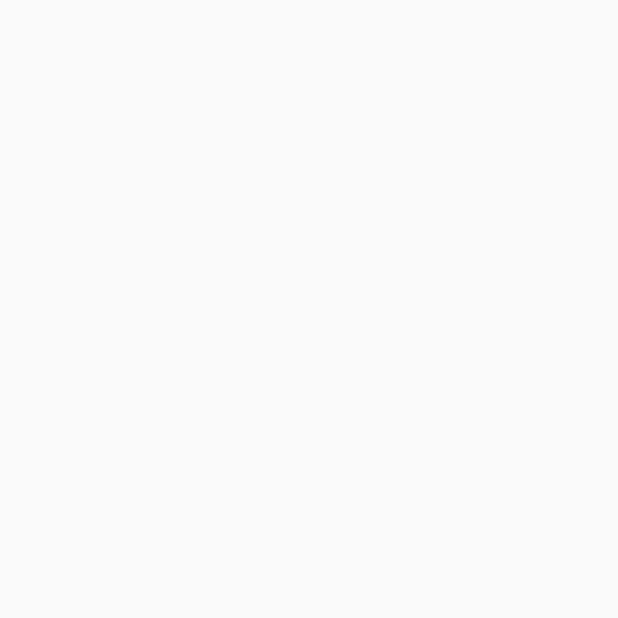
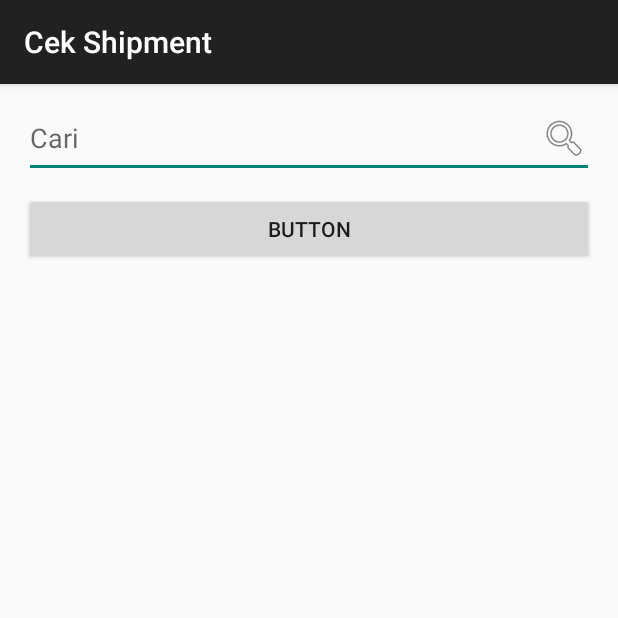
Before and after one commit to widodoivan/masukmasuk, an Android app: the CekShipment screen opened directly, with no data from a screen before it, on a phone screen of 412 x 824 dp, the top half of it. Before the commit the part shown is empty. Run offline under Robolectric (Android 15) with nearby library versions, the phone set to English and light mode, and no system bars.

Commit message:
awal commit

```diff
--- a/app/src/main/res/layout/activity_cek_shipment.xml
+++ b/app/src/main/res/layout/activity_cek_shipment.xml
@@ -1,9 +1,32 @@
 <?xml version="1.0" encoding="utf-8"?>
-<android.support.constraint.ConstraintLayout xmlns:android="http://schemas.android.com/apk/res/android"
+<LinearLayout xmlns:android="http://schemas.android.com/apk/res/android"
     xmlns:app="http://schemas.android.com/apk/res-auto"
     xmlns:tools="http://schemas.android.com/tools"
     android:layout_width="match_parent"
     android:layout_height="match_parent"
+    xmlns:card_view="http://schemas.android.com/apk/res-auto"
+    android:orientation="vertical"
+    android:paddingBottom="@dimen/activity_vertical_margin"
+    android:paddingLeft="@dimen/activity_horizontal_margin"
+    android:paddingRight="@dimen/activity_horizontal_margin"
+    android:paddingTop="@dimen/activity_vertical_margin"
     tools:context="com.example.root.corporate3pe.CekShipment">
 
-</android.support.constraint.ConstraintLayout>
+
+    <AutoCompleteTextView
+        android:id="@+id/autoCompleteTextView"
+        android:layout_width="match_parent"
+        android:layout_height="wrap_content"
+        android:drawableRight="@android:drawable/ic_menu_search"
+        android:hint="Cari" />
+
+    <Space
+        android:layout_width="match_parent"
+        android:layout_height="10dp" />
+
+    <Button
+        android:id="@+id/button2"
+        android:layout_width="match_parent"
+        android:layout_height="wrap_content"
+        android:text="Button" />
+</LinearLayout>
--- a/app/src/main/res/menu/activity_main_drawer.xml
+++ b/app/src/main/res/menu/activity_main_drawer.xml
@@ -9,7 +9,7 @@
 
         <item
             android:id="@+id/cobabutton"
-            android:icon="@drawable/googleg_standard_color_18"
+            android:icon="@drawable/ss"
             android:title="cobabutton" />
 
     </group>
```
Also changed, not shown: app/src/main/AndroidManifest.xml (+10 -1 lines), app/src/main/java/com/example/root/corporate3pe/MainActivity.java (+4 -4 lines), app/src/main/res/drawable/ss.png.
